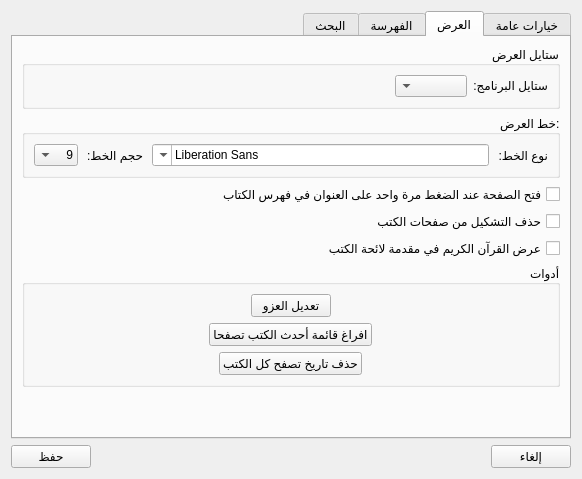
boussouira/moltaqa, file src/settingsdialog.ui: the form before one commit.
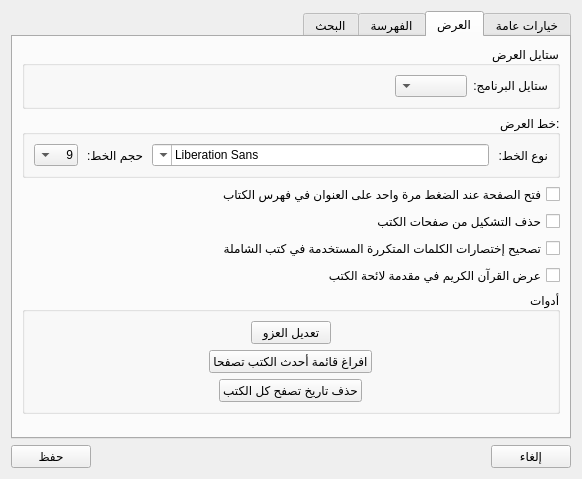
The form after the commit. The open tabs and pages were chosen to show the change.

Commit message: Fix shamela shoorts

```diff
--- a/src/settingsdialog.ui
+++ b/src/settingsdialog.ui
@@ -384,6 +384,13 @@
          </property>
         </widget>
        </item>
+       <item>
+        <widget class="QCheckBox" name="checkFixShamelaShoorts">
+         <property name="text">
+          <string>تصحيح إختصارات الكلمات المتكررة المستخدمة في كتب الشاملة</string>
+         </property>
+        </widget>
+       </item>
        <item>
         <widget class="QCheckBox" name="checkShowQuranFirst">
          <property name="text">
```
The commit also changes 5 other files.
